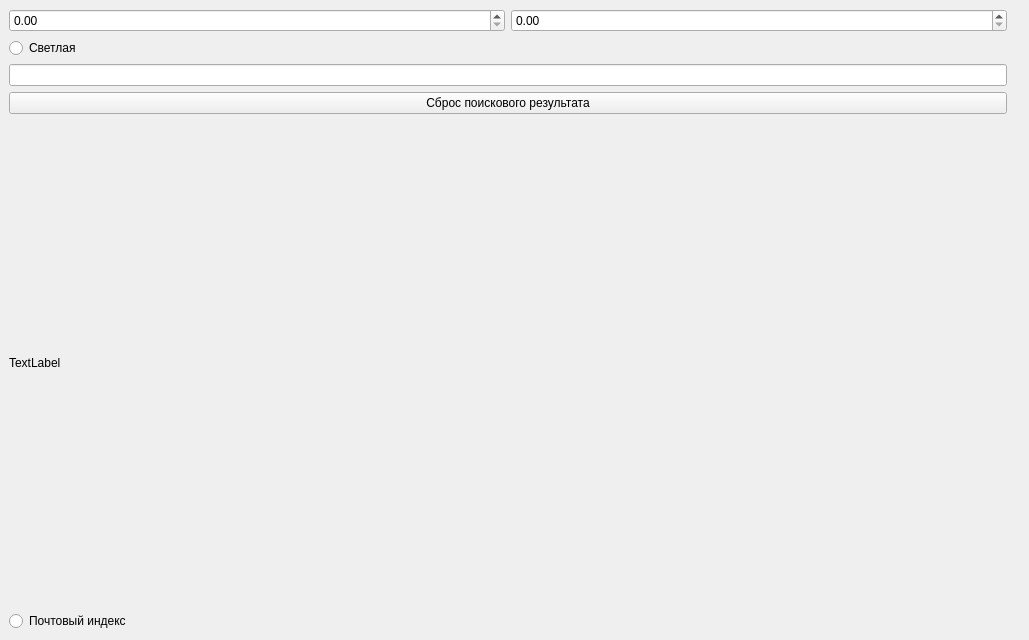
This is untitled.ui in ilyuxakon/API as Qt 5 draws it before an edit. The edited form follows.
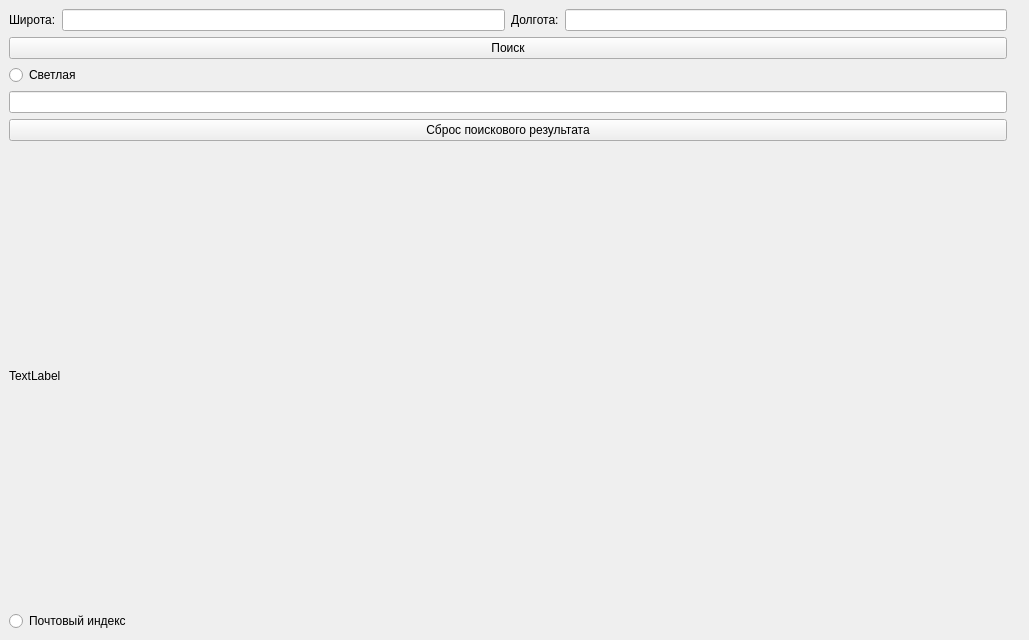
This is the edited form.

```diff
--- a/untitled.ui
+++ b/untitled.ui
@@ -20,13 +20,34 @@
       <item>
        <layout class="QHBoxLayout" name="horizontalLayout_2">
         <item>
-         <widget class="QDoubleSpinBox" name="longitude"/>
+         <widget class="QLabel" name="label_2">
+          <property name="text">
+           <string>Широта:</string>
+          </property>
+         </widget>
         </item>
         <item>
-         <widget class="QDoubleSpinBox" name="latitude"/>
+         <widget class="QLineEdit" name="latitude"/>
+        </item>
+        <item>
+         <widget class="QLabel" name="label_3">
+          <property name="text">
+           <string>Долгота:</string>
+          </property>
+         </widget>
+        </item>
+        <item>
+         <widget class="QLineEdit" name="longitude"/>
         </item>
        </layout>
       </item>
+      <item>
+       <widget class="QPushButton" name="search_button">
+        <property name="text">
+         <string>Поиск</string>
+        </property>
+       </widget>
+      </item>
       <item>
        <widget class="QRadioButton" name="switch_radion_button">
         <property name="text">
```
Left out of the diff: 3 changed lines with no effect on the pictures.
